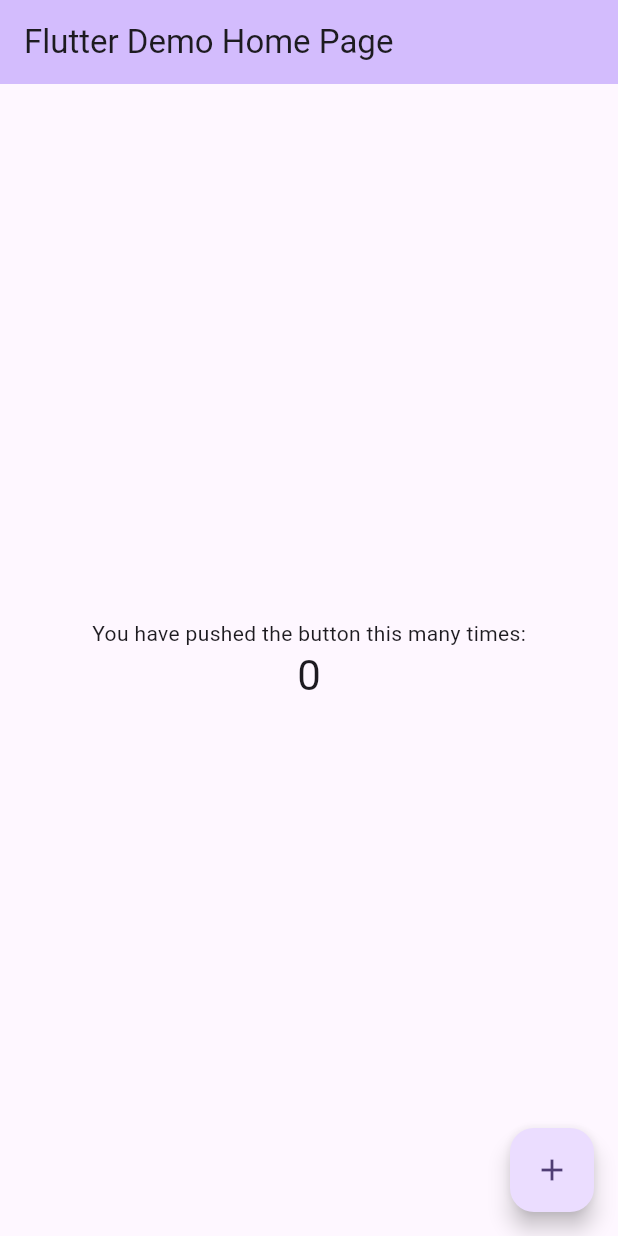
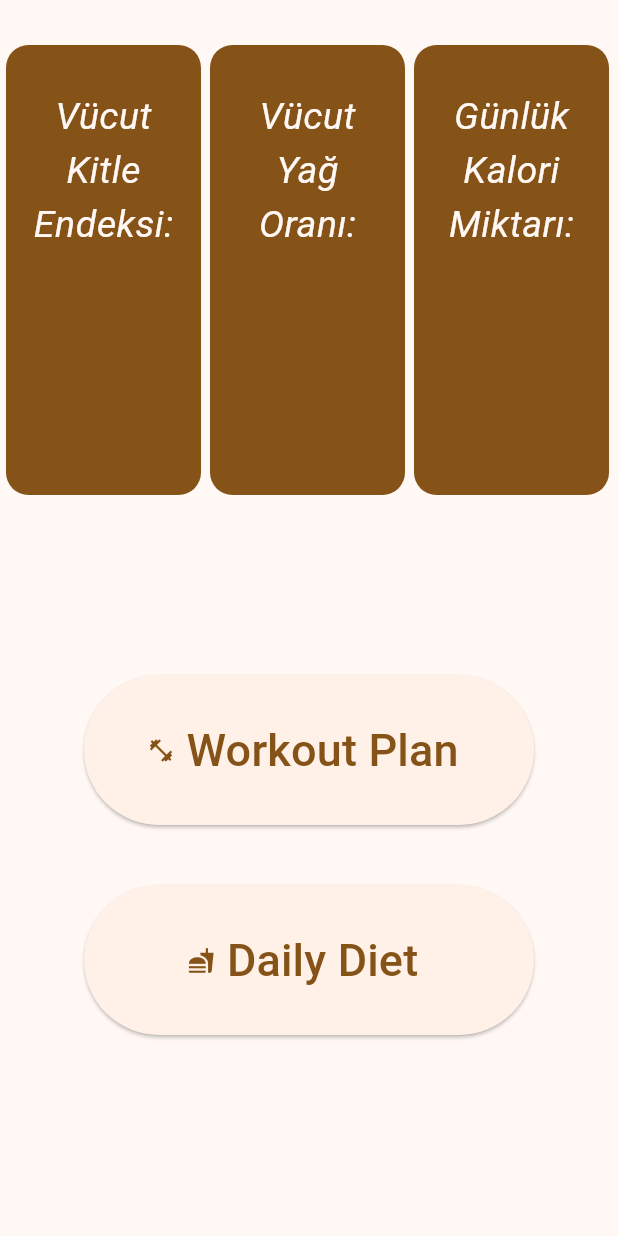
Before and after one commit to CerenYilmaz5/fit_track, a Flutter app: the screen it shows after launch, on a phone screen of 412 x 824 dp. Run offline on Flutter 3.47's test engine with Material 3 defaults, Android fonts, the phone set to English and light mode, and no system bars.

Commit message:
Workout Plan and Deit Plan UI
I simply created workout plan and diet plan UI.

```diff
--- a/lib/main.dart
+++ b/lib/main.dart
@@ -1,4 +1,13 @@
 import 'package:flutter/material.dart';
+
+final GlobalKey<NavigatorState> navigatorKey = GlobalKey<NavigatorState>();
+
+
+void changePage(Widget newPage) {
+  navigatorKey.currentState?.push(
+    MaterialPageRoute(builder: (context) => newPage),
+  );
+}
 
 void main() {
   runApp(const MyApp());
@@ -11,115 +20,218 @@ class MyApp extends StatelessWidget {
   @override
   Widget build(BuildContext context) {
     return MaterialApp(
+      navigatorKey: navigatorKey,
       title: 'Flutter Demo',
       theme: ThemeData(
-        // This is the theme of your application.
-        //
-        // TRY THIS: Try running your application with "flutter run". You'll see
-        // the application has a purple toolbar. Then, without quitting the app,
-        // try changing the seedColor in the colorScheme below to Colors.green
-        // and then invoke "hot reload" (save your changes or press the "hot
-        // reload" button in a Flutter-supported IDE, or press "r" if you used
-        // the command line to start the app).
-        //
-        // Notice that the counter didn't reset back to zero; the application
-        // state is not lost during the reload. To reset the state, use hot
-        // restart instead.
-        //
-        // This works for code too, not just values: Most code changes can be
-        // tested with just a hot reload.
-        colorScheme: ColorScheme.fromSeed(seedColor: Colors.deepPurple),
+        colorScheme: ColorScheme.fromSeed(seedColor: Colors.orange),
         useMaterial3: true,
       ),
-      home: const MyHomePage(title: 'Flutter Demo Home Page'),
+      home: const MyHomePage(),
     );
   }
 }
 
 class MyHomePage extends StatefulWidget {
-  const MyHomePage({super.key, required this.title});
-
-  // This widget is the home page of your application. It is stateful, meaning
-  // that it has a State object (defined below) that contains fields that affect
-  // how it looks.
-
-  // This class is the configuration for the state. It holds the values (in this
-  // case the title) provided by the parent (in this case the App widget) and
-  // used by the build method of the State. Fields in a Widget subclass are
-  // always marked "final".
-
-  final String title;
+  const MyHomePage({super.key});
 
   @override
   State<MyHomePage> createState() => _MyHomePageState();
 }
 
 class _MyHomePageState extends State<MyHomePage> {
-  int _counter = 0;
-
-  void _incrementCounter() {
-    setState(() {
-      // This call to setState tells the Flutter framework that something has
-      // changed in this State, which causes it to rerun the build method below
-      // so that the display can reflect the updated values. If we changed
-      // _counter without calling setState(), then the build method would not be
-      // called again, and so nothing would appear to happen.
-      _counter++;
-    });
-  }
 
   @override
   Widget build(BuildContext context) {
-    // This method is rerun every time setState is called, for instance as done
-    // by the _incrementCounter method above.
-    //
-    // The Flutter framework has been optimized to make rerunning build methods
-    // fast, so that you can just rebuild anything that needs updating rather
-    // than having to individually change instances of widgets.
     return Scaffold(
-      appBar: AppBar(
-        // TRY THIS: Try changing the color here to a specific color (to
-        // Colors.amber, perhaps?) and trigger a hot reload to see the AppBar
-        // change color while the other colors stay the same.
-        backgroundColor: Theme.of(context).colorScheme.inversePrimary,
-        // Here we take the value from the MyHomePage object that was created by
-        // the App.build method, and use it to set our appbar title.
-        title: Text(widget.title),
+      body: Column(
+        mainAxisSize: MainAxisSize.max,
+        mainAxisAlignment: MainAxisAlignment.start,
+        children: <Widget>[
+          const Row(
+            children: [
+              MyStatsTextBox(buttonName: "Vücut Kitle Endeksi:"),
+              MyStatsTextBox(buttonName: "Vücut Yağ Oranı:"),
+              MyStatsTextBox(buttonName: "Günlük Kalori Miktarı:"),
+            ],
+          ),
+
+          Container(
+            margin: const EdgeInsets.all(20),
+            width: 300,
+            height: 100,
+            child: ElevatedButton.icon(
+              onPressed: () => changePage(const PlaningPage(subject: "Workout",)),
+              label: const Text("Workout Plan", style: TextStyle(fontSize: 30),),
+              icon: const Icon(Icons.fitness_center),
+            ),
+          ),
+
+          Container(
+            margin: const EdgeInsets.all(20),
+            width: 300,
+            height: 100,
+            child: ElevatedButton.icon(
+              onPressed: () => changePage(const PlaningPage(subject: "Diet",)),
+              label: const Text("Daily Diet", style: TextStyle(fontSize: 30),),
+              icon: const Icon(Icons.fastfood),
+            ),
+          ),
+        ],
       ),
-      body: Center(
-        // Center is a layout widget. It takes a single child and positions it
-        // in the middle of the parent.
-        child: Column(
-          // Column is also a layout widget. It takes a list of children and
-          // arranges them vertically. By default, it sizes itself to fit its
-          // children horizontally, and tries to be as tall as its parent.
-          //
-          // Column has various properties to control how it sizes itself and
-          // how it positions its children. Here we use mainAxisAlignment to
-          // center the children vertically; the main axis here is the vertical
-          // axis because Columns are vertical (the cross axis would be
-          // horizontal).
-          //
-          // TRY THIS: Invoke "debug painting" (choose the "Toggle Debug Paint"
-          // action in the IDE, or press "p" in the console), to see the
-          // wireframe for each widget.
-          mainAxisAlignment: MainAxisAlignment.center,
-          children: <Widget>[
-            const Text(
-              'You have pushed the button this many times:',
-            ),
-            Text(
-              '$_counter',
-              style: Theme.of(context).textTheme.headlineMedium,
-            ),
-          ],
-        ),
-      ),
-      floatingActionButton: FloatingActionButton(
-        onPressed: _incrementCounter,
-        tooltip: 'Increment',
-        child: const Icon(Icons.add),
-      ), // This trailing comma makes auto-formatting nicer for build methods.
     );
   }
 }
+
+class MyStatsTextBox extends StatelessWidget{
+
+  const MyStatsTextBox({
+    super.key,
+    required this.buttonName,
+  });
+
+  final String buttonName;
+
+  @override
+  Widget build(BuildContext context) {
+    List<Widget> words = buttonName.split(" ").map((word){
+      return Text(
+        word,
+        style: TextStyle(fontSize: 25, fontStyle: FontStyle.italic, color: Theme.of(context).colorScheme.surface),
+      );
+    }).toList();
+    // TODO: implement build
+    return Container(
+      height: 300,
+      width: 130,
+      padding: const EdgeInsets.fromLTRB(5, 30, 5, 30),
+      margin: const EdgeInsets.fromLTRB(4, 30, 2, 100),
+      decoration: BoxDecoration(
+        color: Theme.of(context).colorScheme.primary,
+        borderRadius: BorderRadius.circular(15),
+
+      ),
+      child: Column(
+        children: words,
+      ),
+    );
+  }
+}
+
+
+class PlaningPage extends StatelessWidget{
+
+  final String subject;
+
+  const PlaningPage({
+    required this.subject,
+    super.key,
+  });
+
+  @override
+  Widget build(BuildContext context) {
+    return Scaffold(
+        body: SafeArea(
+          child: Column(
+            children: [
+              Row(
+                children: [
+                  Container(
+                    margin: const EdgeInsets.fromLTRB(5, 20, 5, 0),
+                    child: ElevatedButton.icon(
+                      onPressed: () => changePage(const MyHomePage()),
+                      label: const Text("Back"),
+                      icon: const Icon(Icons.arrow_back),
+                    ),
+                  ),
+
+                  Container(
+                    margin: const EdgeInsets.fromLTRB(0, 20, 0, 0),
+                    height:50,
+                    width: 280,
+                    child:  Card(
+                      child: Text(
+                        "$subject Plan",
+                        style: const TextStyle(fontSize: 20),
+                      ),
+                    ),
+                  ),
+                ],
+              ),
+              DayButton(day: 1, subject: subject ),
+              DayButton(day: 2, subject: subject ),
+              DayButton(day: 3, subject: subject ),
+              DayButton(day: 4, subject: subject ),
+              DayButton(day: 5, subject: subject ),
+              DayButton(day: 6, subject: subject ),
+              DayButton(day: 7, subject: subject ),
+            ],
+          ),
+        )
+    );
+  }
+}
+
+class DayButton extends StatelessWidget{
+
+  final String subject;
+
+  const DayButton({
+    super.key,
+    required this.day,
+    required this.subject
+  });
+
+  final int day;
+
+  @override
+  Widget build(BuildContext context) {
+    return Container(
+      width: 350,
+      height: 75,
+      margin: const EdgeInsets.fromLTRB(35,20,20,0),
+      child: ElevatedButton(
+          onPressed: () => changePage(DayPage(day: day, subject:  subject,)),
+          child: Text(
+            "Day $day",
+            style: const TextStyle(fontSize: 20,),
+          )
+      ),
+    );
+  }
+}
+
+class DayPage extends StatelessWidget{
+
+  final String subject;
+
+  const DayPage({
+    super.key,
+    required this.day,
+    required this.subject
+  });
+
+  final int day;
+
+  @override
+  Widget build(BuildContext context) {
+    return Scaffold(
+      body: SafeArea(
+          child: Column(
+            children: [
+              Row(
+                children: [
+                  ElevatedButton.icon(
+                    onPressed: () => changePage( PlaningPage(subject: subject,)),
+                    label: const Text("Back"),
+                    icon: const Icon(Icons.arrow_back),
+                  ),
+                  const SizedBox(width: 20,),
+                  Text("DAY $day $subject planning")
+                ],
+              ),
+            ],
+          )
+      ),
+    );
+  }
+}
```
